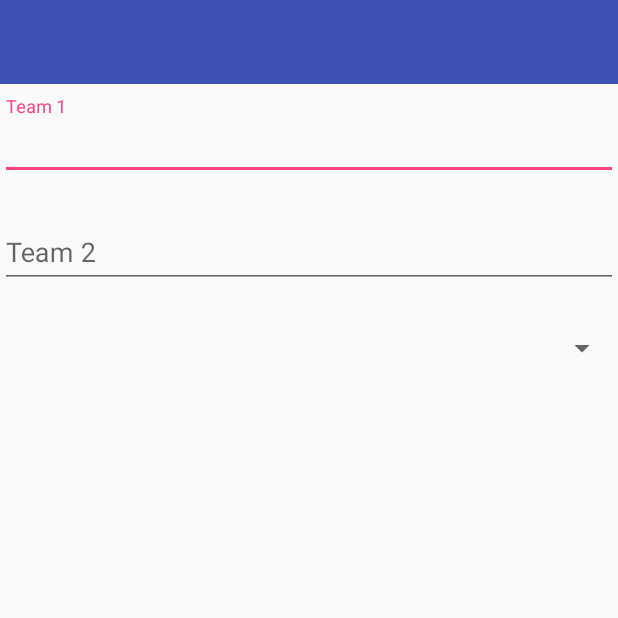
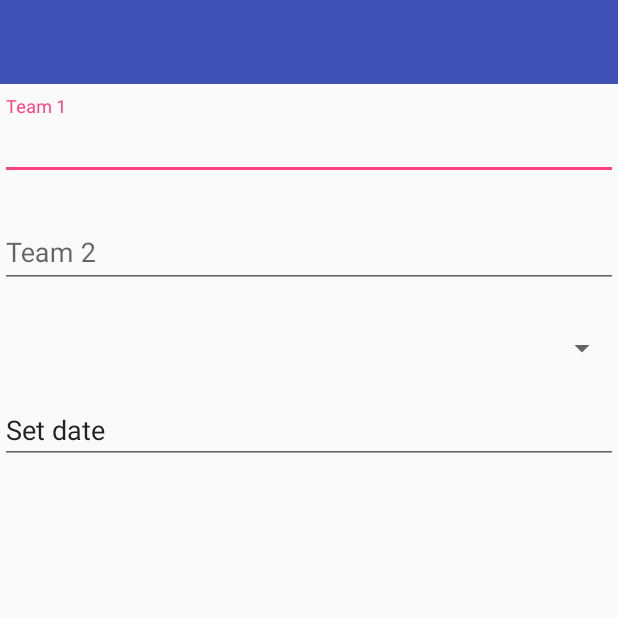
Before and after one commit to migah/ezscoremobile, an Android app: the NewMatchActivity screen opened directly, with no data from a screen before it, on a phone screen of 412 x 824 dp, the top half of it. Run offline under Robolectric (Android 15) with nearby library versions, the phone set to English and light mode, and no system bars; 4 statements that could not run were skipped.

Commit message:
new match date

```diff
--- a/app/src/main/res/layout/activity_new_match.xml
+++ b/app/src/main/res/layout/activity_new_match.xml
@@ -49,6 +49,11 @@
         </android.support.v7.widget.AppCompatSpinner>
 
 
+        <EditText
+            android:layout_width="fill_parent"
+            android:layout_height="wrap_content"
+            android:id="@+id/txtDate"
+            android:text="Set date"/>
 
     </LinearLayout>
 
```
Also changed, not shown: app/src/main/java/pineapple/ezscore/NewMatchActivity.java (+44 -2 lines).
